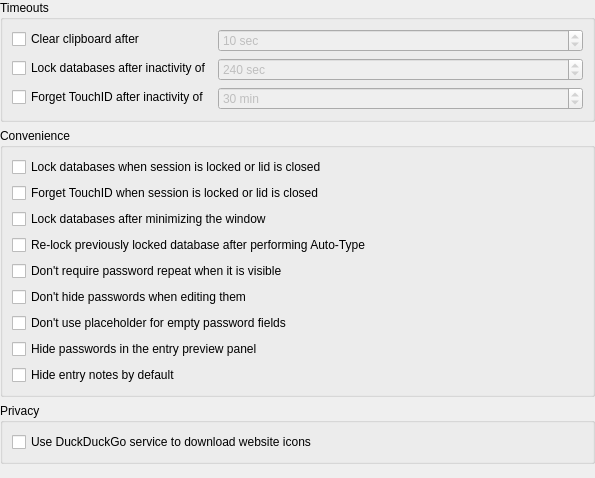
This is src/gui/ApplicationSettingsWidgetSecurity.ui in iluminat23/keepassxc-debian as Qt 5 draws it before an edit. The edited form follows.
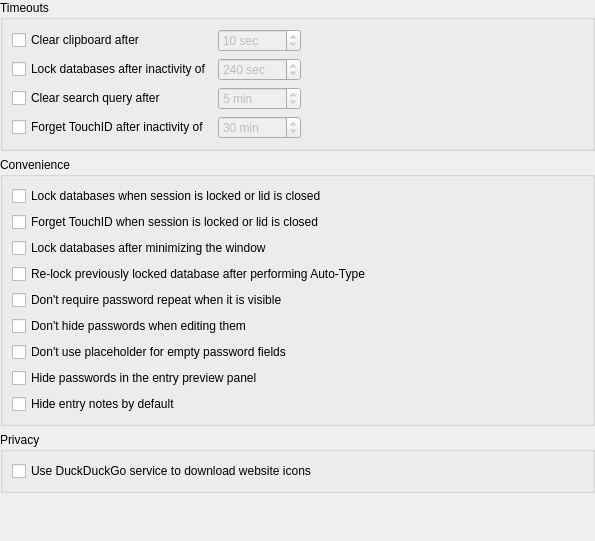
This is the edited form.

The edit to the form file:
```diff
--- a/src/gui/ApplicationSettingsWidgetSecurity.ui
+++ b/src/gui/ApplicationSettingsWidgetSecurity.ui
@@ -7,7 +7,7 @@
     <x>0</x>
     <y>0</y>
     <width>595</width>
-    <height>478</height>
+    <height>541</height>
    </rect>
   </property>
   <layout class="QVBoxLayout" name="verticalLayout">
@@ -28,14 +28,7 @@
      <property name="title">
       <string>Timeouts</string>
      </property>
-     <layout class="QFormLayout" name="formLayout">
-      <item row="0" column="0">
-       <widget class="QCheckBox" name="clearClipboardCheckBox">
-        <property name="text">
-         <string>Clear clipboard after</string>
-        </property>
-       </widget>
-      </item>
+     <layout class="QGridLayout" name="gridLayout" columnstretch="0,0,1">
       <item row="0" column="1">
        <widget class="QSpinBox" name="clearClipboardSpinBox">
         <property name="enabled">
@@ -61,7 +54,52 @@
         </property>
        </widget>
       </item>
-      <item row="2" column="0">
+      <item row="3" column="0">
+       <widget class="QCheckBox" name="touchIDResetCheckBox">
+        <property name="text">
+         <string>Forget TouchID after inactivity of</string>
+        </property>
+       </widget>
+      </item>
+      <item row="0" column="2">
+       <spacer name="horizontalSpacer">
+        <property name="orientation">
+         <enum>Qt::Horizontal</enum>
+        </property>
+        <property name="sizeHint" stdset="0">
+         <size>
+          <width>40</width>
+          <height>20</height>
+         </size>
+        </property>
+       </spacer>
+      </item>
+      <item row="3" column="1">
+       <widget class="QSpinBox" name="touchIDResetSpinBox">
+        <property name="enabled">
+         <bool>false</bool>
+        </property>
+        <property name="sizePolicy">
+         <sizepolicy hsizetype="Expanding" vsizetype="Fixed">
+          <horstretch>0</horstretch>
+          <verstretch>0</verstretch>
+         </sizepolicy>
+        </property>
+        <property name="accessibleName">
+         <string>Touch ID inactivity reset</string>
+        </property>
+        <property name="suffix">
+         <string> min</string>
+        </property>
+        <property name="maximum">
+         <number>1440</number>
+        </property>
+        <property name="value">
+         <number>30</number>
+        </property>
+       </widget>
+      </item>
+      <item row="1" column="0">
        <widget class="QCheckBox" name="lockDatabaseIdleCheckBox">
         <property name="sizePolicy">
          <sizepolicy hsizetype="Minimum" vsizetype="Fixed">
@@ -74,7 +112,7 @@
         </property>
        </widget>
       </item>
-      <item row="2" column="1">
+      <item row="1" column="1">
        <widget class="QSpinBox" name="lockDatabaseIdleSpinBox">
         <property name="enabled">
          <bool>false</bool>
@@ -99,8 +137,8 @@
         </property>
        </widget>
       </item>
-      <item row="3" column="1">
-       <widget class="QSpinBox" name="touchIDResetSpinBox">
+      <item row="2" column="1">
+       <widget class="QSpinBox" name="clearSearchSpinBox">
         <property name="enabled">
          <bool>false</bool>
         </property>
@@ -111,20 +149,33 @@
          </sizepolicy>
         </property>
         <property name="suffix">
-         <string> min</string>
+         <string comment="Minutes"> min</string>
+        </property>
+        <property name="minimum">
+         <number>1</number>
         </property>
         <property name="maximum">
          <number>1440</number>
         </property>
         <property name="value">
-         <number>30</number>
+         <number>5</number>
         </property>
+        <property name="displayIntegerBase">
+         <number>10</number>
+        </property>
        </widget>
       </item>
-      <item row="3" column="0">
-       <widget class="QCheckBox" name="touchIDResetCheckBox">
+      <item row="0" column="0">
+       <widget class="QCheckBox" name="clearClipboardCheckBox">
         <property name="text">
-         <string>Forget TouchID after inactivity of</string>
+         <string>Clear clipboard after</string>
+        </property>
+       </widget>
+      </item>
+      <item row="2" column="0">
+       <widget class="QCheckBox" name="clearSearchCheckBox">
+        <property name="text">
+         <string>Clear search query after</string>
         </property>
        </widget>
       </item>
```
Left out of the diff: 21 changed lines with no effect on the pictures.
